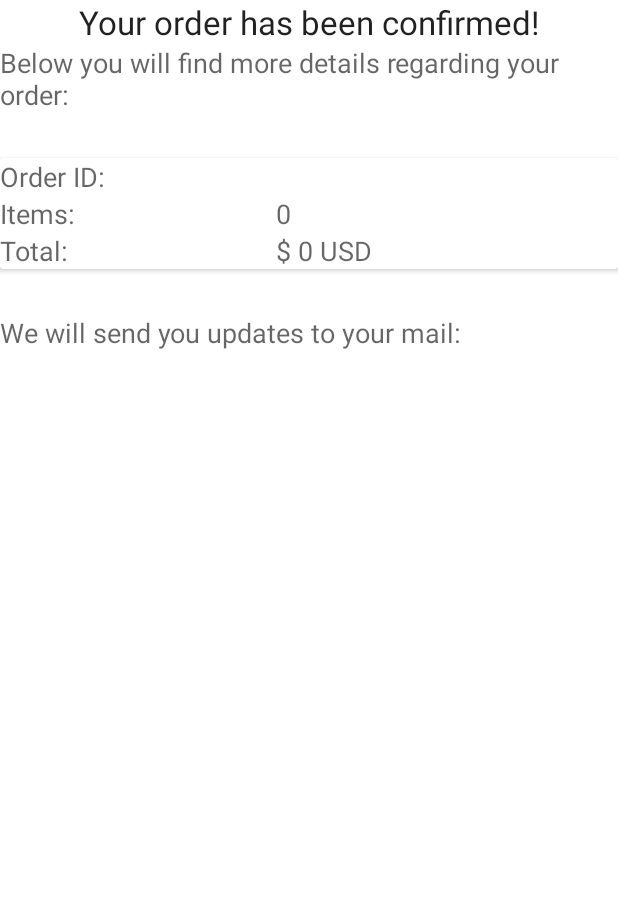
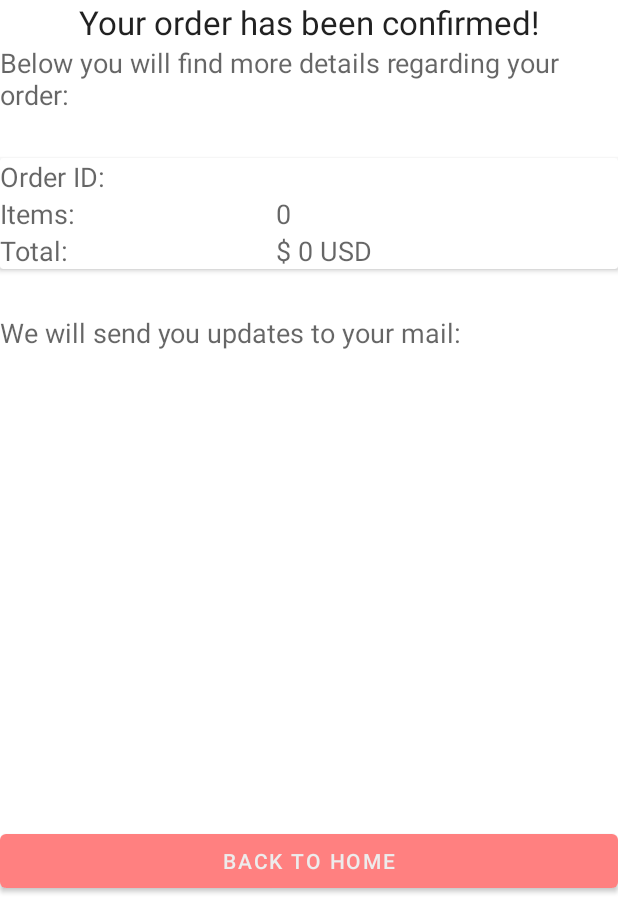
Before and after one commit to brenhr/android-bren-mk, an Android app: the OrderConfirmActivity screen opened directly, with no data from a screen before it, on a phone screen of 412 x 824 dp, the part 339-1236 px from its top. Run offline under Robolectric (Android 15) with nearby library versions, the phone set to English and light mode, and no system bars; our stand-ins replace Firebase (no records; nobody signed in at launch, a user with empty details on screens opened directly); 2 statements that could not run were skipped.

Commit message:
Final commit. Yay!
- Rewrote functions to minimize code
- Changed width of some elements
- added a button in order confirmation activity to allow the user to go back to home.

```diff
--- a/BrenMkOnline/app/src/main/java/com/brenhr/mkonline/activity/OrderConfirmActivity.kt
+++ b/BrenMkOnline/app/src/main/java/com/brenhr/mkonline/activity/OrderConfirmActivity.kt
@@ -1,9 +1,12 @@
 package com.brenhr.mkonline.activity
 
+import android.content.Intent
 import androidx.appcompat.app.AppCompatActivity
 import android.os.Bundle
+import android.widget.Button
 import android.widget.EditText
 import android.widget.TextView
+import com.brenhr.mkonline.MainActivity
 import com.brenhr.mkonline.R
 import com.google.firebase.auth.FirebaseAuth
 import com.google.firebase.auth.FirebaseUser
@@ -41,5 +44,12 @@ class OrderConfirmActivity : AppCompatActivity() {
         items.text = "$totalItems"
         total.text = "$ $totalCost USD"
         textEmail.text = "We will send you updates to your mail: ${user.email}"
+
+        val homeButton = findViewById<Button>(R.id.homeButton)
+        homeButton.setOnClickListener {
+            val intent = Intent(this, MainActivity::class.java)
+            startActivity(intent)
+            finish()
+        }
     }
 }
--- a/BrenMkOnline/app/src/main/java/com/brenhr/mkonline/fragment/CartFragment.kt
+++ b/BrenMkOnline/app/src/main/java/com/brenhr/mkonline/fragment/CartFragment.kt
@@ -268,7 +268,7 @@ class CartFragment : Fragment() {
         val spinnerLayout = LinearLayout(this.requireContext())
         spinnerLayout.orientation = LinearLayout.VERTICAL
         val spinnerLayoutParams = LinearLayout.LayoutParams(
-            200,
+            350,
             ViewGroup.LayoutParams.WRAP_CONTENT)
         spinnerLayoutParams.gravity = Gravity.CENTER
         spinnerLayout.layoutParams = spinnerLayoutParams
--- a/BrenMkOnline/app/src/main/java/com/brenhr/mkonline/fragment/HomeFragment.kt
+++ b/BrenMkOnline/app/src/main/java/com/brenhr/mkonline/fragment/HomeFragment.kt
@@ -85,7 +85,7 @@ class HomeFragment : Fragment() {
         Log.i("UI","Product: " + product.sku)
         val productCard = CardView(this.requireContext())
         val productCardParams = RelativeLayout.LayoutParams(
-            ViewGroup.LayoutParams.MATCH_PARENT, 560)
+            ViewGroup.LayoutParams.MATCH_PARENT, 650)
         productCard.layoutParams = productCardParams
         val mainLayout = this.view?.findViewById<LinearLayout>(R.id.mainLayout)
 
@@ -159,7 +159,7 @@ class HomeFragment : Fragment() {
         val spaceButton = Space(this.context)
         val spaceParams = RelativeLayout.LayoutParams(
             ViewGroup.LayoutParams.MATCH_PARENT,
-            160)
+            100)
         spaceButton.layoutParams = spaceParams
 
         val detailsButton = Button(this.requireContext())
--- a/BrenMkOnline/app/src/main/res/layout/activity_order_confirm.xml
+++ b/BrenMkOnline/app/src/main/res/layout/activity_order_confirm.xml
@@ -124,5 +124,19 @@
             android:layout_height="wrap_content"
             android:textAppearance="@style/TextAppearance.AppCompat.Medium" />
 
+        <LinearLayout
+            android:layout_width="match_parent"
+            android:layout_height="match_parent"
+            android:gravity="bottom"
+            android:orientation="horizontal">
+
+            <Button
+                android:id="@+id/homeButton"
+                android:layout_width="wrap_content"
+                android:layout_height="wrap_content"
+                android:layout_weight="1"
+                android:text="Back to home" />
+        </LinearLayout>
+
     </LinearLayout>
 </androidx.constraintlayout.widget.ConstraintLayout>
--- a/BrenMkOnline/app/src/main/res/layout/fragment_cart.xml
+++ b/BrenMkOnline/app/src/main/res/layout/fragment_cart.xml
@@ -147,6 +147,10 @@
                 android:orientation="vertical"
                 tools:visibility="invisible">
 
+                <Space
+                    android:layout_width="match_parent"
+                    android:layout_height="140dp" />
+
                 <TextView
                     android:id="@+id/textView6"
                     android:layout_width="match_parent"
```
Also changed, not shown: BrenMkOnline/app/src/main/java/com/brenhr/mkonline/fragment/MyProfileFragment.kt (+5 -5 lines), BrenMkOnline/app/src/main/res/layout/fragment_details.xml (+4 -4 lines), 1 other file.
